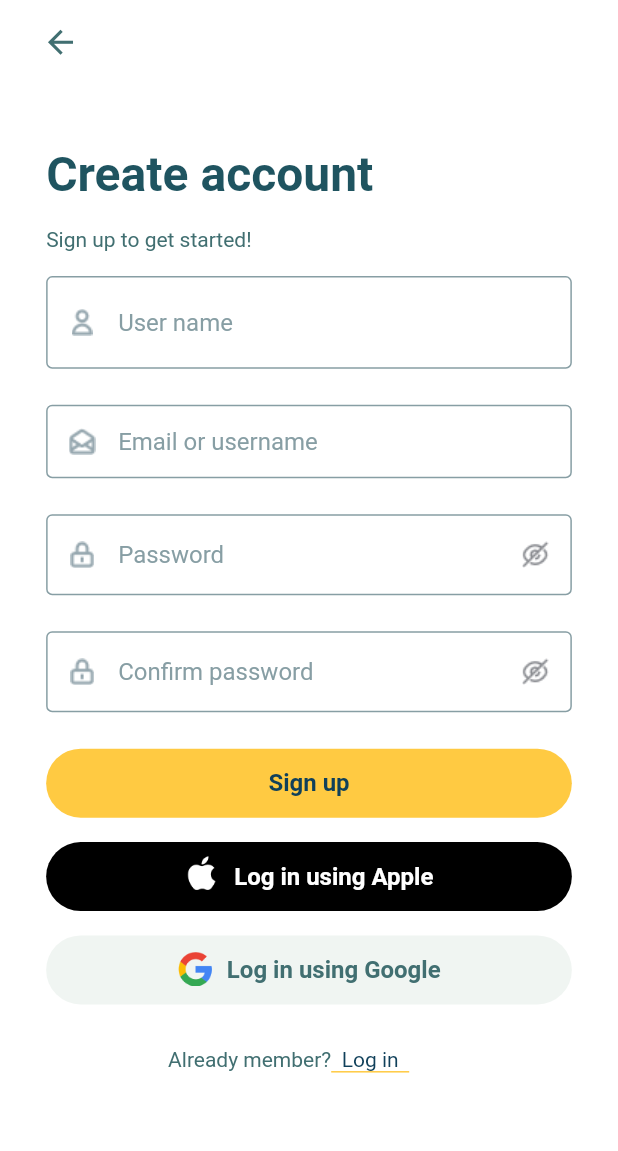
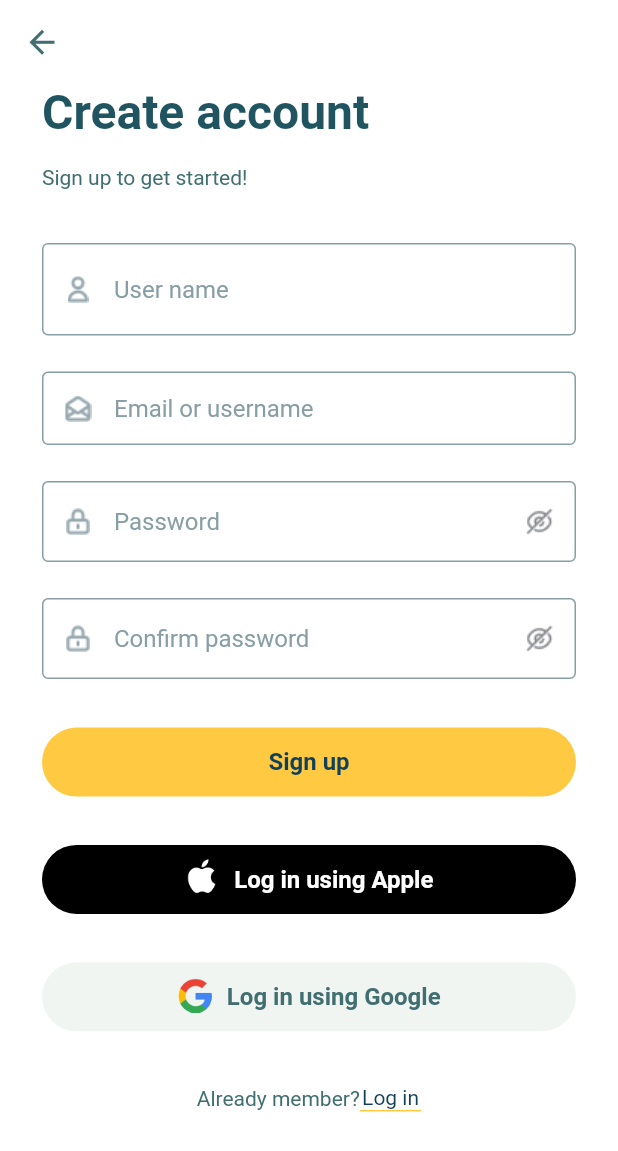
Before and after one commit to Zoyidov/default_project, a Flutter app: the screen it shows after launch, after a tap on "Log in", after a tap on the "arrow back" icon, after a tap on "Sign up", on a phone screen of 412 x 824 dp. Shown: the top 1151 px of the screen. Run offline on Flutter 3.47's test engine with Material 2 defaults, Android fonts, the phone set to English and light mode, and no system bars; our stand-ins replace flutter_svg.

Commit message:
Spedah some changes

```diff
--- a/lib/ui/auth/sign_up/widgets/email_input.dart
+++ b/lib/ui/auth/sign_up/widgets/email_input.dart
@@ -17,10 +17,7 @@ class EmailInput extends StatelessWidget {
 
   @override
   Widget build(BuildContext context) {
-    double width = MediaQuery.of(context).size.width;
-    return Padding(
-      padding: EdgeInsets.symmetric(horizontal: width * (28 / 375)),
-      child: Column(
+    return Column(
       crossAxisAlignment: CrossAxisAlignment.end,
       children: [
         TextField(
@@ -35,7 +32,6 @@ class EmailInput extends StatelessWidget {
             prefixIcon: Image.asset(
               icon,
             ),
-
             hintText: hintText,
             hintStyle: const TextStyle(
               fontSize: 16,
@@ -44,11 +40,11 @@ class EmailInput extends StatelessWidget {
             ),
             fillColor: AppColors.exampleColor,
             contentPadding:
-              const EdgeInsets.symmetric(horizontal: 40, vertical: 15),
+                const EdgeInsets.symmetric(horizontal: 50, vertical: 15),
             enabledBorder: OutlineInputBorder(
                 borderRadius: BorderRadius.circular(4),
-                  borderSide: const BorderSide(
-                      width: 1, color: AppColors.exampleColor)),
+                borderSide:
+                    const BorderSide(width: 1, color: AppColors.exampleColor)),
             focusedBorder: OutlineInputBorder(
                 borderRadius: BorderRadius.circular(4),
                 borderSide:
@@ -56,7 +52,6 @@ class EmailInput extends StatelessWidget {
           ),
         ),
       ],
-      ),
     );
   }
 }
--- a/lib/ui/auth/sign_up/widgets/universal_widget.dart
+++ b/lib/ui/auth/sign_up/widgets/universal_widget.dart
@@ -27,13 +27,11 @@ class _UniversalInputState extends State<UniversalInput> {
 
   @override
   Widget build(BuildContext context) {
-    double width = MediaQuery.of(context).size.width;
-    return Padding(
-      padding: EdgeInsets.symmetric(horizontal: width * (28 / 375)),
-      child: Column(
+    return Column(
       crossAxisAlignment: CrossAxisAlignment.end,
       children: [
         TextField(
+          textInputAction: TextInputAction.next,
           style: const TextStyle(
             fontSize: 16,
             fontWeight: FontWeight.w400,
@@ -81,7 +79,6 @@ class _UniversalInputState extends State<UniversalInput> {
           ),
         ),
       ],
-      ),
     );
   }
 }
--- a/lib/ui/home/on_boarding/login.dart
+++ b/lib/ui/home/on_boarding/login.dart
@@ -1,6 +1,7 @@
 import 'package:flutter/material.dart';
 import 'package:flutter_svg/flutter_svg.dart';
 import 'package:login_screen_homework/ui/auth/sign_up/widgets/universal_widget.dart';
+import 'package:login_screen_homework/ui/home/on_boarding/register.dart';
 import 'package:login_screen_homework/ui/home/on_boarding/spedah.dart';
 import 'package:login_screen_homework/ui/widgets/apple_button.dart';
 import 'package:login_screen_homework/utils/colors.dart';
@@ -30,50 +31,54 @@ class Login extends StatelessWidget {
                   }),
                 );
               },
-              icon: Padding(
-                padding: EdgeInsets.only(
-                    left: width * (18 / 375), right: height * (326 / 812)),
-                child: const Icon(
+              icon: const Icon(
                 Icons.arrow_back,
                 color: AppColors.textColor,
                 size: 25,
-                ),
               )),
         ),
         backgroundColor: AppColors.white,
-        body: ListView(
+        body: SingleChildScrollView(
+          child: Padding(
+            padding: const EdgeInsets.symmetric(horizontal: 28),
+            child: Column(
+              mainAxisAlignment: MainAxisAlignment.center,
               children: [
-            Padding(
-              padding: EdgeInsets.only(
-                  top: height * (41 / 812),
-                  left: width * (28 / 375),
-                  right: width * (104 / 375)),
-              child: const Text(
+                const Row(
+                  mainAxisAlignment: MainAxisAlignment.start,
+                  children: [
+                    Text(
                       "Welcome back",
                       style: TextStyle(
                           fontSize: 32,
                           fontWeight: FontWeight.w600,
                           color: AppColors.txtColor),
                     ),
+                  ],
                 ),
                 Padding(
                   padding: EdgeInsets.only(
                       top: height * (16 / 812),
-                  left: width * (28 / 375),
-                  right: width * (80 / 375)),
-              child: const Text(
+                      left: width * (237 / 375),
+                      right: width * (28 / 375)),
+                ),
+                const SizedBox(
+                  height: 16,
+                ),
+                const Row(
+                  mainAxisAlignment: MainAxisAlignment.start,
+                  children: [
+                    Text(
                       "Enter your credential to continue",
                       style: TextStyle(
                           fontWeight: FontWeight.w400,
                           fontSize: 14,
                           color: AppColors.textColor),
                     ),
+                  ],
                 ),
-            Padding(
-              padding: EdgeInsets.only(
-                  top: height * (16 / 812),
-                  left: width * (237 / 375),
-                  right: width * (28 / 375)),
+                const SizedBox(
+                  height: 36,
                 ),
                 const EmailInput(
                   type: TextInputType.emailAddress,
@@ -91,50 +96,38 @@ class Login extends StatelessWidget {
                   hide: AppImages.unhide,
                 ),
                 SvgPicture.asset(AppImages.password),
-            Padding(
-              padding: EdgeInsets.only(
-                  top: height * (16 / 812),
-                  left: width * (237 / 375),),
-                  // right: width * (28 / 375)),
-              child: const Text(
+                const Row(
+                  mainAxisAlignment: MainAxisAlignment.end,
+                  children: [
+                    Text(
                       "Forgot password?",
                       style: TextStyle(
                           fontWeight: FontWeight.w400,
                           fontSize: 12,
                           color: AppColors.txtColor),
                     ),
+                  ],
                 ),
-            Padding(
-              padding: EdgeInsets.only(
-                top: height * (48 / 812),
-              ),
-              child: Button(
+                Button(
                   tittle: "Log in",
                   onTap: () {},
                   color: AppColors.loginColor,
                 ),
-            ),
-            Padding(
-                padding: EdgeInsets.only(top: height * (16 / 812)),
-                child: AppleButton(
+                AppleButton(
                     tittle: "Log in using Apple",
                     onTap: () {},
                     color: AppColors.appleColor,
-                    icon: AppImages.apple)),
-            Padding(
-                padding: EdgeInsets.only(top: height * (16 / 812)),
-                child: GoogleButton(
+                    icon: AppImages.apple),
+                GoogleButton(
                     tittle: "Log in using Google",
                     onTap: () {},
                     color: AppColors.gButtonColor,
-                    icon: AppImages.google)),
-            const Spacer(),
-            Padding(
-              padding: EdgeInsets.only(
-                  top: height * (145 / 812),
-                  left: width * (86 / 375),
+                    icon: AppImages.google),
+                SizedBox(
+                  height: height * (145 / 812),
                 ),
-              child: Row(
+                Row(
+                  mainAxisAlignment: MainAxisAlignment.center,
                   children: [
                     const Text(
                       "Don’t have account?",
@@ -145,7 +138,18 @@ class Login extends StatelessWidget {
                     ),
                     Column(
                       children: [
-                      const Text("Sing up",style: TextStyle(color: AppColors.spedahTextColor),),
+                        GestureDetector(
+                          child: const Text(
+                            "Sing up",
+                            style: TextStyle(color: AppColors.spedahTextColor),
+                          ),
+                          onTap: () {
+                            Navigator.push(context,
+                                MaterialPageRoute(builder: (context) {
+                              return const Register();
+                            }));
+                          },
+                        ),
                         Container(
                           height: 1,
                           width: 52,
@@ -155,8 +159,9 @@ class Login extends StatelessWidget {
                     )
                   ],
                 ),
+              ],
             ),
-          ],
+          ),
         ));
   }
 }
--- a/lib/ui/home/on_boarding/register.dart
+++ b/lib/ui/home/on_boarding/register.dart
@@ -1,5 +1,6 @@
 import 'package:flutter/material.dart';
 import 'package:login_screen_homework/ui/auth/sign_up/widgets/universal_widget.dart';
+import 'package:login_screen_homework/ui/home/on_boarding/login.dart';
 import 'package:login_screen_homework/ui/home/on_boarding/spedah.dart';
 import 'package:login_screen_homework/ui/widgets/apple_button.dart';
 import 'package:login_screen_homework/utils/colors.dart';
@@ -29,50 +30,47 @@ class Register extends StatelessWidget {
                 }),
               );
             },
-            icon: Padding(
-              padding: EdgeInsets.only(
-                  left: width * (18 / 375), right: height * (326 / 812)),
-              child: const Icon(
+            icon: const Icon(
               Icons.arrow_back,
               color: AppColors.textColor,
               size: 25,
-              ),
             )),
       ),
       backgroundColor: AppColors.white,
-      body: ListView(
+      body: SingleChildScrollView(
+        child: Padding(
+          padding: const EdgeInsets.symmetric(horizontal: 28),
+          child: Column(
             children: [
-          Padding(
-            padding: EdgeInsets.only(
-                top: height * (41 / 812),
-                left: width * (28 / 375),
-                right: width * (104 / 375)),
-            child: const Text(
+              const Row(
+                crossAxisAlignment: CrossAxisAlignment.start,
+                children: [
+                  Text(
                     "Create account",
                     style: TextStyle(
                         fontSize: 32,
                         fontWeight: FontWeight.w600,
                         color: AppColors.txtColor),
                   ),
+                ],
               ),
-          Padding(
-            padding: EdgeInsets.only(
-                top: height * (16 / 812),
-                left: width * (28 / 375),
-                right: width * (80 / 375)),
-            child: const Text(
+              const SizedBox(
+                height: 16,
+              ),
+              const Row(
+                crossAxisAlignment: CrossAxisAlignment.start,
+                children: [
+                  Text(
                     "Sign up to get started!",
                     style: TextStyle(
                         fontWeight: FontWeight.w400,
                         fontSize: 14,
                         color: AppColors.textColor),
                   ),
+                ],
               ),
-          Padding(
-            padding: EdgeInsets.only(
-                top: height * (16 / 812),
-                left: width * (237 / 375),
-                right: width * (28 / 375)),
+              const SizedBox(
+                height: 36,
               ),
               const EmailInput(
                 type: TextInputType.text,
@@ -131,12 +129,11 @@ class Register extends StatelessWidget {
                       onTap: () {},
                       color: AppColors.gButtonColor,
                       icon: AppImages.google)),
-          const Spacer(),
-          Padding(
-            padding: EdgeInsets.only(
-                top: height * (28 / 812),
-                left: width * (102 / 375),),
-            child: Row(
+              SizedBox(
+                height: height * (28 / 812),
+              ),
+              Row(
+                mainAxisAlignment: MainAxisAlignment.center,
                 children: [
                   const Text(
                     "Already member?",
@@ -147,18 +144,30 @@ class Register extends StatelessWidget {
                   ),
                   Column(
                     children: [
-                    const Text("Log in",style: TextStyle(color: AppColors.spedahTextColor),),
+                      GestureDetector(
+                        child: const Text(
+                          "Log in",
+                          style: TextStyle(color: AppColors.spedahTextColor),
+                        ),
+                        onTap: () {
+                          Navigator.pushReplacement(context,
+                              MaterialPageRoute(builder: (context) {
+                            return const Login();
+                          }));
+                        },
+                      ),
                       Container(
                         height: 1,
-                      width: 52,
+                        width: 41,
                         color: AppColors.loginColor,
                       )
                     ],
                   )
                 ],
               ),
+            ],
           ),
-        ],
+        ),
       ),
     );
   }
--- a/lib/ui/home/on_boarding/spedah.dart
+++ b/lib/ui/home/on_boarding/spedah.dart
@@ -75,7 +75,7 @@ class Spedah extends StatelessWidget {
             ),
           ),
           Padding(
-            padding: EdgeInsets.only(top: height * (48 / 812)),
+            padding: EdgeInsets.symmetric(horizontal: height * (48 / 812),vertical: 8),
             child: Button(
               onTap: () {
                 Navigator.pushReplacement(
@@ -90,10 +90,11 @@ class Spedah extends StatelessWidget {
             ),
           ),
           Padding(
-            padding: EdgeInsets.only(top: height * (16 / 812)),
+            padding: EdgeInsets.symmetric(horizontal: height * (48 / 812),vertical: 8),
             child: Button(
               onTap: () {
-                Navigator.push(context, MaterialPageRoute(builder: (context){
+                Navigator.pushReplacement(context,
+                    MaterialPageRoute(builder: (context) {
                   return const Register();
                 }));
               },
--- a/lib/ui/widgets/apple_button.dart
+++ b/lib/ui/widgets/apple_button.dart
@@ -17,14 +17,11 @@ class AppleButton extends StatelessWidget {
 
   @override
   Widget build(BuildContext context) {
-    double width = MediaQuery.of(context).size.width;
-    return Padding(
-      padding: EdgeInsets.only(left: width*(28/375),right: width*(28/375)),
-      child: Container(
+    return Container(
       height: 46,
-        padding: const EdgeInsets.symmetric(horizontal: 77),
-        decoration: BoxDecoration(
-            borderRadius: BorderRadius.circular(23), color: color),
+      margin: const EdgeInsets.symmetric(vertical: 8),
+      decoration:
+          BoxDecoration(borderRadius: BorderRadius.circular(23), color: color),
       child: InkWell(
           onTap: onTap,
           child: Row(
@@ -48,10 +45,8 @@ class AppleButton extends StatelessWidget {
                       color: AppColors.white),
                 ),
               ),
-
             ],
           )),
-      ),
     );
   }
 }
--- a/lib/ui/widgets/button.dart
+++ b/lib/ui/widgets/button.dart
@@ -2,12 +2,12 @@ import 'package:flutter/material.dart';
 import 'package:login_screen_homework/utils/colors.dart';
 
 class Button extends StatelessWidget {
-  const Button(
-      {Key? key,
+  const Button({
+    Key? key,
     required this.tittle,
     required this.onTap,
-      required this.color})
-      : super(key: key);
+    required this.color,
+  }) : super(key: key);
 
   final String tittle;
   final Color color;
@@ -15,14 +15,11 @@ class Button extends StatelessWidget {
 
   @override
   Widget build(BuildContext context) {
-    double width = MediaQuery.of(context).size.width;
-    return Padding(
-      padding: EdgeInsets.only(left: width*(28/375),right: width*(28/375)),
-      child: Container(
+    return Container(
       height: 46,
-        padding: const EdgeInsets.symmetric(horizontal: 31),
-        decoration: BoxDecoration(
-            borderRadius: BorderRadius.circular(23), color: color),
+      margin: const EdgeInsets.symmetric(vertical: 8),
+      decoration:
+          BoxDecoration(borderRadius: BorderRadius.circular(23), color: color),
       child: InkWell(
           onTap: onTap,
           child: Row(
@@ -37,7 +34,6 @@ class Button extends StatelessWidget {
               ),
             ],
           )),
-      ),
     );
   }
 }
--- a/lib/ui/widgets/google_button.dart
+++ b/lib/ui/widgets/google_button.dart
@@ -17,14 +17,11 @@ class GoogleButton extends StatelessWidget {
 
   @override
   Widget build(BuildContext context) {
-    double width = MediaQuery.of(context).size.width;
-    return Padding(
-      padding: EdgeInsets.only(left: width*(28/375),right: width*(28/375)),
-      child: Container(
+    return Container(
       height: 46,
-        padding: const EdgeInsets.symmetric(horizontal: 67),
-        decoration: BoxDecoration(
-            borderRadius: BorderRadius.circular(23), color: color),
+      margin: const EdgeInsets.symmetric(vertical: 8),
+      decoration:
+          BoxDecoration(borderRadius: BorderRadius.circular(23), color: color),
       child: InkWell(
           onTap: onTap,
           child: Row(
@@ -50,7 +47,6 @@ class GoogleButton extends StatelessWidget {
               ),
             ],
           )),
-      ),
     );
   }
 }
```
Also changed, not shown: 9 other files. Lines whose indentation alone changed are shown as unchanged.
